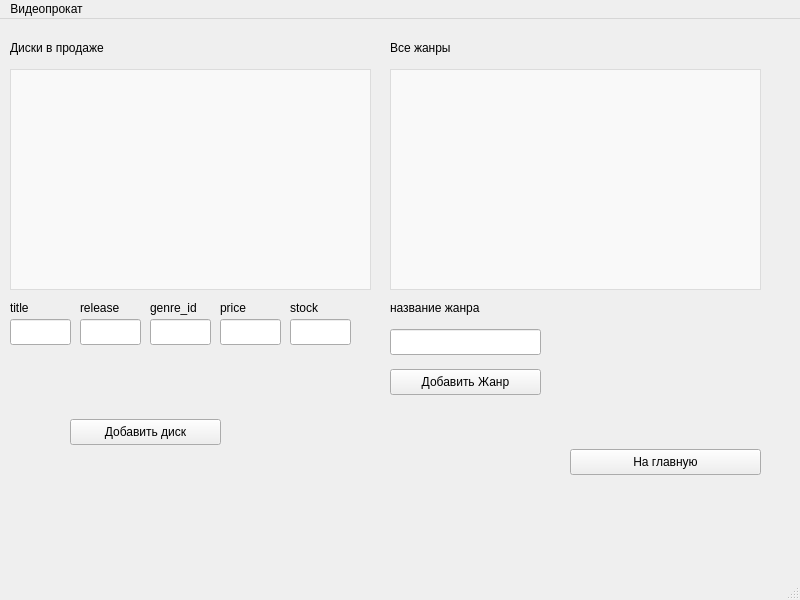
This is mainwindow.ui in Phoboss33/PirogovQT as Qt 5 draws it before an edit. The edited form follows.
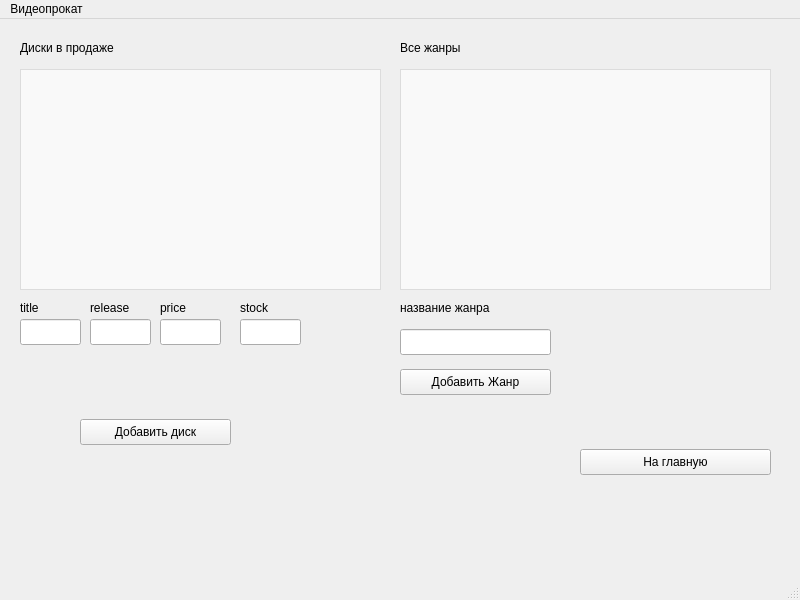
This is the edited form.

```diff
--- a/mainwindow.ui
+++ b/mainwindow.ui
@@ -17,7 +17,7 @@
    <widget class="QStackedWidget" name="stackedWidget">
     <property name="geometry">
      <rect>
-      <x>0</x>
+      <x>10</x>
       <y>0</y>
       <width>781</width>
       <height>471</height>
@@ -216,7 +216,7 @@
 }
 
 QTableView::item {
-    padding: 4px;
+    padding: 10px;
     border: none;
 }
 
@@ -259,20 +259,10 @@
        </rect>
       </property>
      </widget>
-     <widget class="QLineEdit" name="genreIdEdit">
-      <property name="geometry">
-       <rect>
-        <x>150</x>
-        <y>300</y>
-        <width>61</width>
-        <height>26</height>
-       </rect>
-      </property>
-     </widget>
      <widget class="QLineEdit" name="priceEdit">
       <property name="geometry">
        <rect>
-        <x>220</x>
+        <x>150</x>
         <y>300</y>
         <width>61</width>
         <height>26</height>
@@ -305,23 +295,10 @@
        <string>release</string>
       </property>
      </widget>
-     <widget class="QLabel" name="label_5">
-      <property name="geometry">
-       <rect>
-        <x>150</x>
-        <y>280</y>
-        <width>66</width>
-        <height>18</height>
-       </rect>
-      </property>
-      <property name="text">
-       <string>genre_id</string>
-      </property>
-     </widget>
      <widget class="QLabel" name="label_6">
       <property name="geometry">
        <rect>
-        <x>220</x>
+        <x>150</x>
         <y>280</y>
         <width>66</width>
         <height>18</height>
@@ -334,7 +311,7 @@
      <widget class="QLineEdit" name="stockEdit">
       <property name="geometry">
        <rect>
-        <x>290</x>
+        <x>230</x>
         <y>300</y>
         <width>61</width>
         <height>26</height>
@@ -344,7 +321,7 @@
      <widget class="QLabel" name="label_7">
       <property name="geometry">
        <rect>
-        <x>290</x>
+        <x>230</x>
         <y>280</y>
         <width>66</width>
         <height>18</height>
```
Left out of the diff: 43 changed lines with no effect on the pictures.
